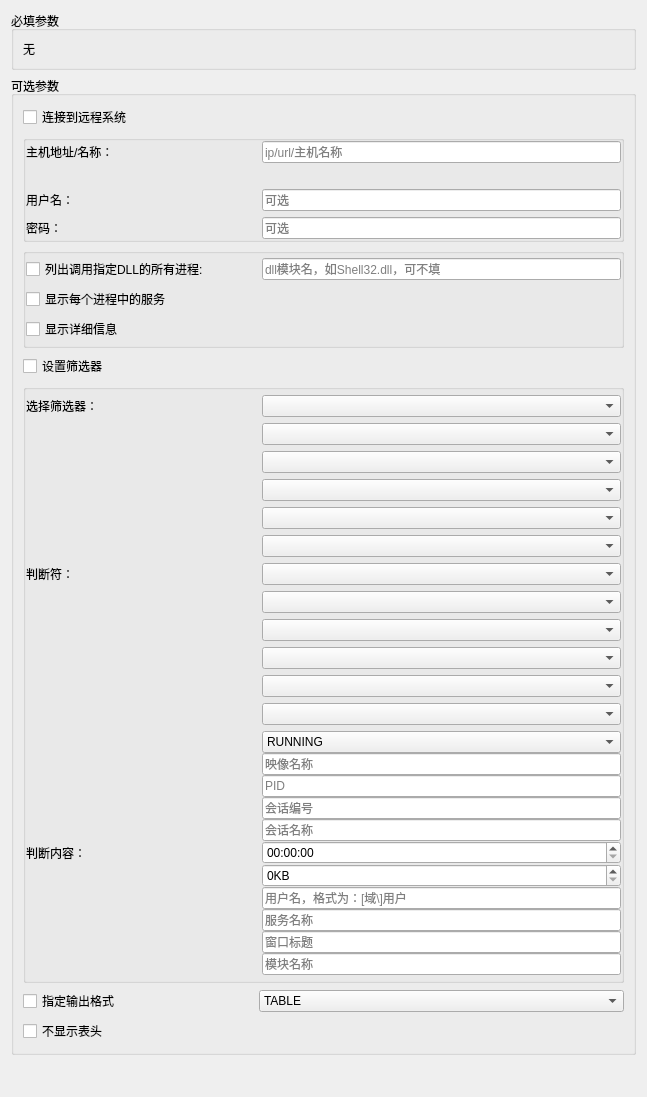
Before: the Qt Designer form src/EasyCmd/CmdEditors/TasklistEditor.ui in doasyourself/EasyCmd, drawn with Qt 5.
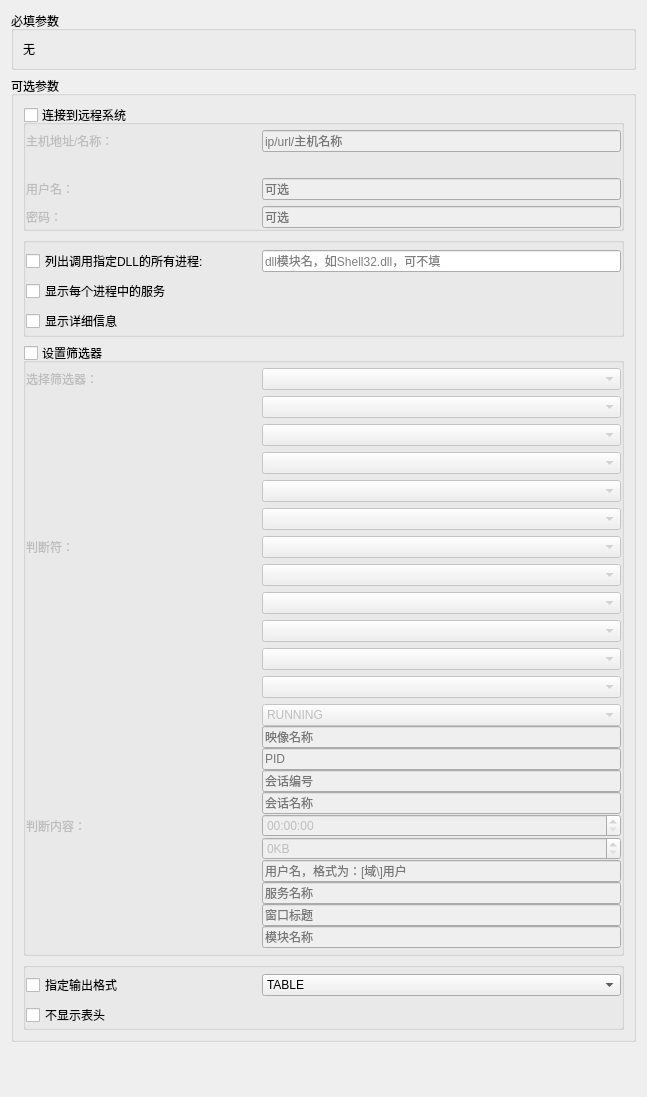
After: the same form once the commit is applied.

Commit message: 1./NH选项状态，只有在LIST格式下才不可用。 2.多使用QGroupBox，此空间自带选中/使能/禁用功能。已将tasklist更新成选中式QGroupBox。

What changed in the file:
```diff
--- a/src/EasyCmd/CmdEditors/TasklistEditor.ui
+++ b/src/EasyCmd/CmdEditors/TasklistEditor.ui
@@ -35,20 +35,22 @@
      <property name="title">
       <string>可选参数</string>
      </property>
+     <property name="flat">
+      <bool>false</bool>
+     </property>
      <layout class="QVBoxLayout" name="verticalLayout_3">
-      <item>
-       <widget class="QCheckBox" name="checkBox_remote_system">
-        <property name="text">
-         <string>连接到远程系统</string>
-        </property>
-       </widget>
-      </item>
       <item>
        <widget class="QGroupBox" name="groupBox_remote_system">
         <property name="title">
-         <string/>
+         <string>连接到远程系统</string>
         </property>
         <property name="flat">
+         <bool>true</bool>
+        </property>
+        <property name="checkable">
+         <bool>true</bool>
+        </property>
+        <property name="checked">
          <bool>false</bool>
         </property>
         <layout class="QVBoxLayout" name="verticalLayout_4">
@@ -56,7 +58,7 @@
           <number>0</number>
          </property>
          <property name="topMargin">
-          <number>0</number>
+          <number>5</number>
          </property>
          <property name="rightMargin">
           <number>0</number>
@@ -183,14 +185,14 @@
          <string/>
         </property>
         <property name="flat">
-         <bool>false</bool>
+         <bool>true</bool>
         </property>
         <layout class="QVBoxLayout" name="verticalLayout_5">
          <property name="leftMargin">
           <number>0</number>
          </property>
          <property name="topMargin">
-          <number>0</number>
+          <number>5</number>
          </property>
          <property name="rightMargin">
           <number>0</number>
@@ -281,29 +283,19 @@
         </layout>
        </widget>
       </item>
-      <item>
-       <widget class="QCheckBox" name="checkBox_option_fi">
-        <property name="minimumSize">
-         <size>
-          <width>230</width>
-          <height>0</height>
-         </size>
-        </property>
-        <property name="maximumSize">
-         <size>
-          <width>230</width>
-          <height>16777215</height>
-         </size>
-        </property>
-        <property name="text">
-         <string>设置筛选器</string>
-        </property>
-       </widget>
-      </item>
       <item>
        <widget class="QGroupBox" name="groupBox_filter">
         <property name="title">
-         <string/>
+         <string>设置筛选器</string>
+        </property>
+        <property name="flat">
+         <bool>true</bool>
+        </property>
+        <property name="checkable">
+         <bool>true</bool>
+        </property>
+        <property name="checked">
+         <bool>false</bool>
         </property>
         <layout class="QVBoxLayout" name="verticalLayout_6">
          <property name="leftMargin">
@@ -568,6 +560,27 @@
        </widget>
       </item>
       <item>
+       <widget class="QGroupBox" name="groupBox_option3">
+        <property name="title">
+         <string/>
+        </property>
+        <property name="flat">
+         <bool>true</bool>
+        </property>
+        <layout class="QVBoxLayout" name="verticalLayout_9">
+         <property name="leftMargin">
+          <number>0</number>
+         </property>
+         <property name="topMargin">
+          <number>5</number>
+         </property>
+         <property name="rightMargin">
+          <number>0</number>
+         </property>
+         <property name="bottomMargin">
+          <number>0</number>
+         </property>
+         <item>
        <layout class="QGridLayout" name="gridLayout_3">
         <property name="topMargin">
          <number>0</number>
@@ -630,6 +643,9 @@
          </widget>
         </item>
        </layout>
+         </item>
+        </layout>
+       </widget>
       </item>
      </layout>
     </widget>
```
Left out of the diff: 4 changed lines with no effect on the pictures. Lines whose indentation alone changed are shown as unchanged. The commit also changes 3 other files.
